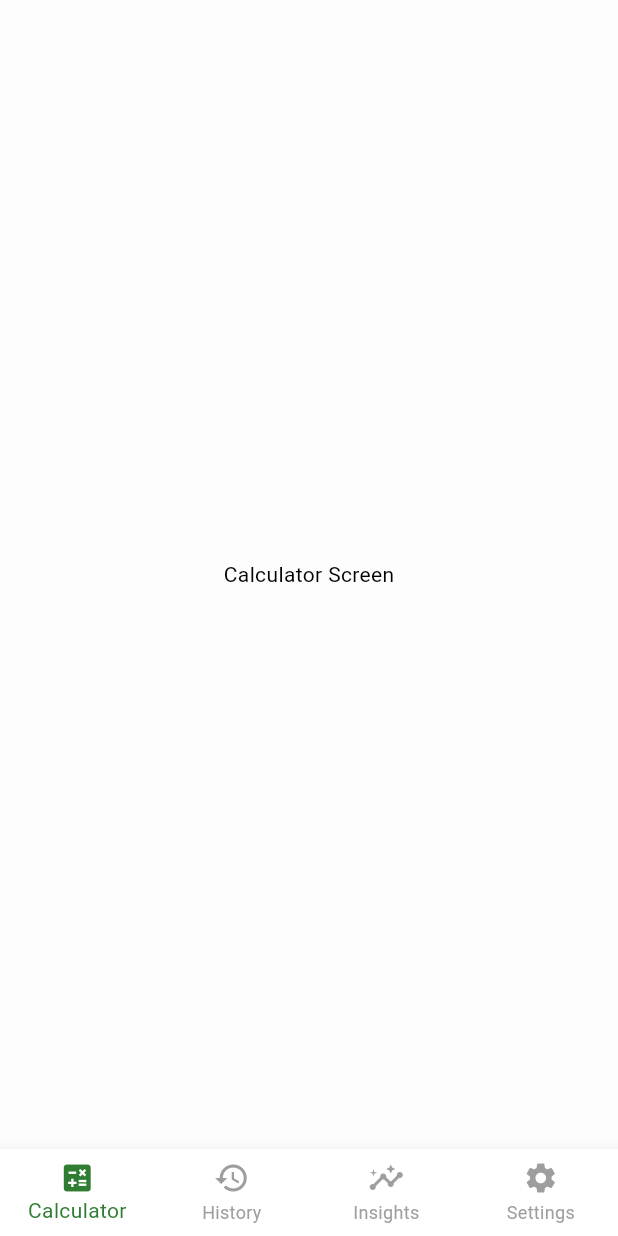
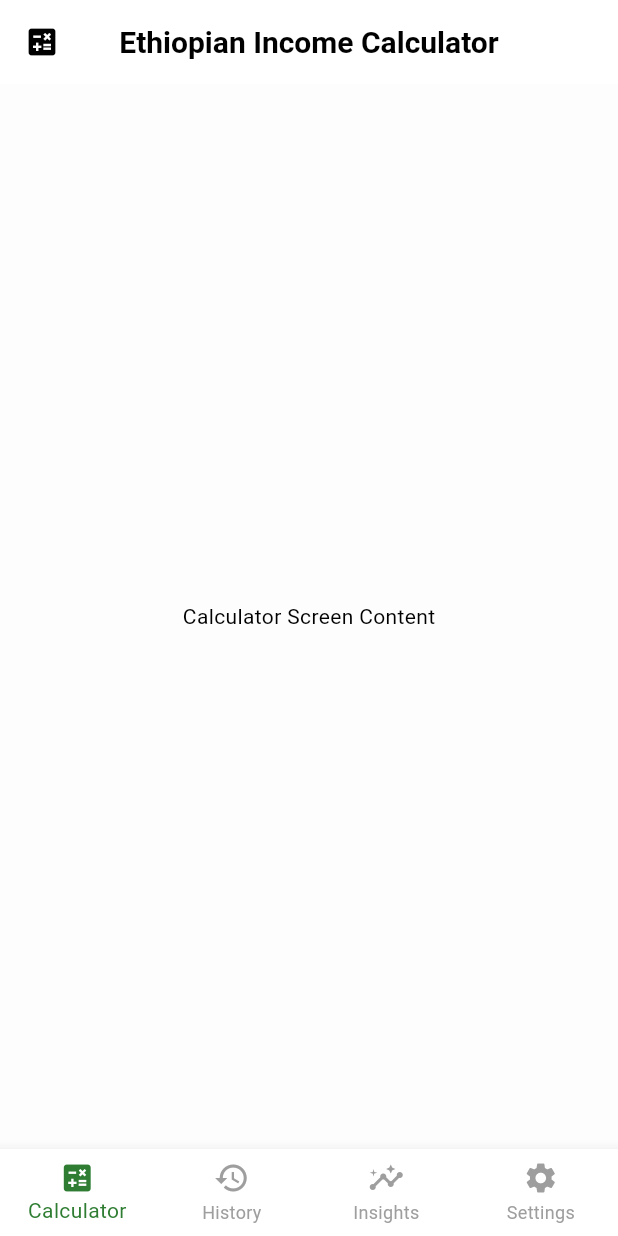
Before and after one commit to dag14/net-earn, a Flutter app: the screen it shows after launch, on a phone screen of 412 x 824 dp. Run offline on Flutter 3.47's test engine with Material 3 defaults, Android fonts, the phone set to English and light mode, and no system bars; our stand-ins replace flutter_riverpod, go_router.

Commit message:
ui: add a default appbar for all screens

```diff
--- a/lib/core/presentation/screens/calculator_screen.dart
+++ b/lib/core/presentation/screens/calculator_screen.dart
@@ -1,9 +1,13 @@
 import 'package:flutter/material.dart';
+import '../../widgets/default_appbar.dart';
 
 class CalculatorScreen extends StatelessWidget {
   const CalculatorScreen({super.key});
   @override
   Widget build(BuildContext context) {
-    return Center(child: Text('Calculator Screen'));
+    return Scaffold(
+      appBar: const DefaultAppBar(),
+      body: const Center(child: Text('Calculator Screen Content')),
+    );
   }
 }
--- a/lib/core/presentation/screens/history_screen.dart
+++ b/lib/core/presentation/screens/history_screen.dart
@@ -1,9 +1,13 @@
 import 'package:flutter/material.dart';
+import 'package:netearn/core/widgets/default_appbar.dart';
 
 class HistoryScreen extends StatelessWidget {
   const HistoryScreen({super.key});
   @override
   Widget build(BuildContext context) {
-    return Center(child: Text('History Screen'));
+    return Scaffold(
+      appBar: const DefaultAppBar(),
+      body: const Center(child: Text('History Screen Content')),
+    );
   }
 }
--- a/lib/core/presentation/screens/insights_screen.dart
+++ b/lib/core/presentation/screens/insights_screen.dart
@@ -1,9 +1,13 @@
 import 'package:flutter/material.dart';
+import 'package:netearn/core/widgets/default_appbar.dart';
 
 class InsightsScreen extends StatelessWidget {
   const InsightsScreen({super.key});
   @override
   Widget build(BuildContext context) {
-    return Center(child: Text('Insights Screen'));
+    return Scaffold(
+      appBar: const DefaultAppBar(),
+      body: const Center(child: Text('Insights Screen Content')),
+    );
   }
 }
--- a/lib/core/presentation/screens/settings_screen.dart
+++ b/lib/core/presentation/screens/settings_screen.dart
@@ -1,9 +1,13 @@
 import 'package:flutter/material.dart';
+import 'package:netearn/core/widgets/default_appbar.dart';
 
 class SettingsScreen extends StatelessWidget {
   const SettingsScreen({super.key});
   @override
   Widget build(BuildContext context) {
-    return Center(child: Text('Settings Screen'));
+    return Scaffold(
+      appBar: const DefaultAppBar(),
+      body: const Center(child: Text('Settings Screen Content')),
+    );
   }
 }
--- /dev/null
+++ b/lib/core/widgets/default_appbar.dart
@@ -0,0 +1,16 @@
+import 'package:flutter/material.dart';
+
+class DefaultAppBar extends StatelessWidget implements PreferredSizeWidget {
+  const DefaultAppBar({super.key});
+  @override
+  Widget build(BuildContext context) {
+    return AppBar(
+      leading: const Icon(Icons.calculate),
+      title: const Text('Ethiopian Income Calculator'),
+      surfaceTintColor: Colors.transparent,
+    );
+  }
+
+  @override
+  Size get preferredSize => const Size.fromHeight(kToolbarHeight);
+}
```
Also changed, not shown: pubspec.lock.
